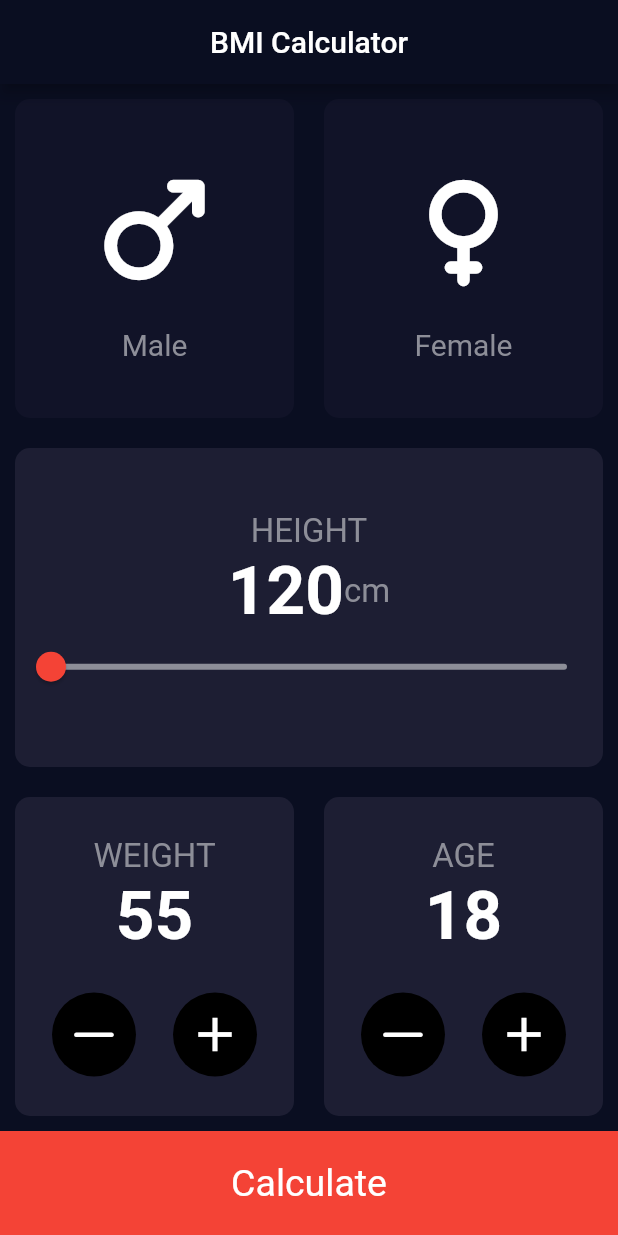
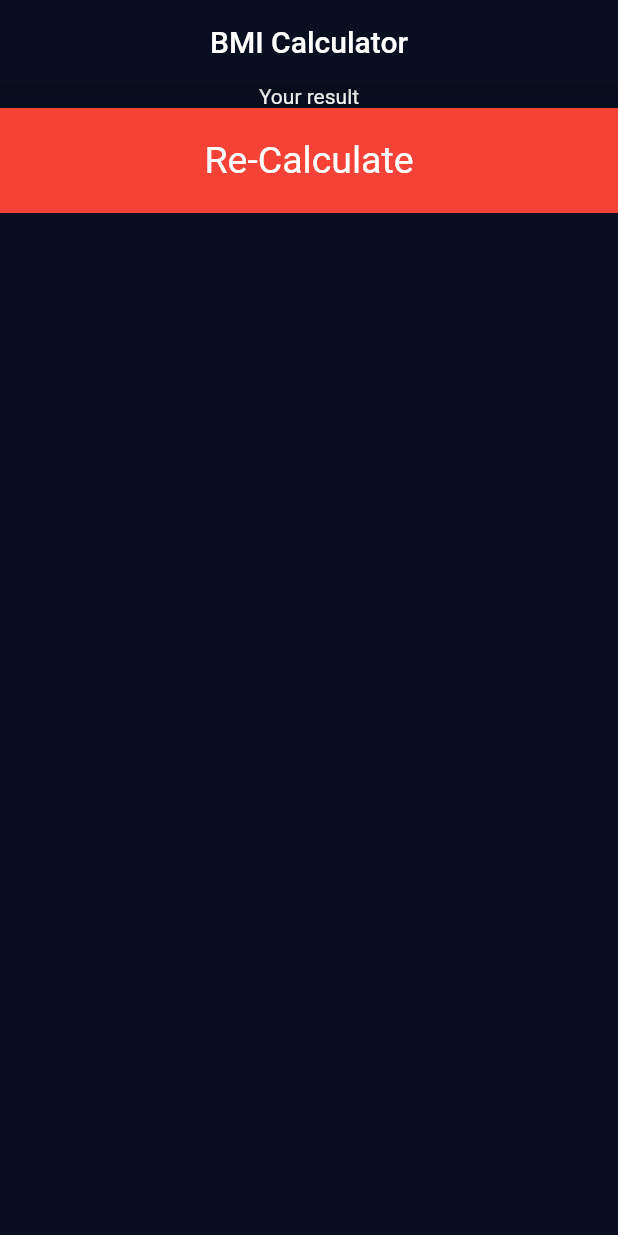
Before and after one commit to eliotfgn/bmi-calculator, a Flutter app: the screen it shows after launch, on a phone screen of 412 x 824 dp. Run offline on Flutter 3.47's test engine with Material 2 defaults, Android fonts, the phone set to English and light mode, and no system bars.

Commit message:
scaffold result page

```diff
--- a/lib/main.dart
+++ b/lib/main.dart
@@ -1,3 +1,4 @@
+import 'package:bmi_calculator/result_page.dart';
 import 'package:flutter/cupertino.dart';
 import 'package:flutter/material.dart';
 
@@ -55,7 +56,7 @@ class BMICalculator extends StatelessWidget {
           title: const Text('BMI Calculator'),
           centerTitle: true,
         ),
-        body: InputPage(),
+        body: ResultPage(),
       ),
     );
   }
@@ -195,12 +196,12 @@ class _InputPageState extends State<InputPage> {
             width: double.infinity,
             child: const Center(
               child: Text(
-                "Calculate",
+                "CALCULATE",
                 style: TextStyle(fontSize: 25),
               ),
             ),
           ),
-        )
+        ),
       ],
     );
   }
--- /dev/null
+++ b/lib/result_page.dart
@@ -0,0 +1,39 @@
+import 'package:flutter/material.dart';
+
+class ResultPage extends StatelessWidget {
+  const ResultPage({Key? key}) : super(key: key);
+
+  @override
+  Widget build(BuildContext context) {
+    return Scaffold(
+      body: Column(
+        children: [
+          const Text("Your result"),
+          const ResultContent(),
+          GestureDetector(
+            child: Container(
+              color: Colors.red,
+              height: 70,
+              width: double.infinity,
+              child: const Center(
+                child: Text(
+                  "Re-Calculate",
+                  style: TextStyle(fontSize: 25),
+                ),
+              ),
+            ),
+          )
+        ],
+      ),
+    );
+  }
+}
+
+class ResultContent extends StatelessWidget {
+  const ResultContent({Key? key}) : super(key: key);
+
+  @override
+  Widget build(BuildContext context) {
+    return Container();
+  }
+}
```
